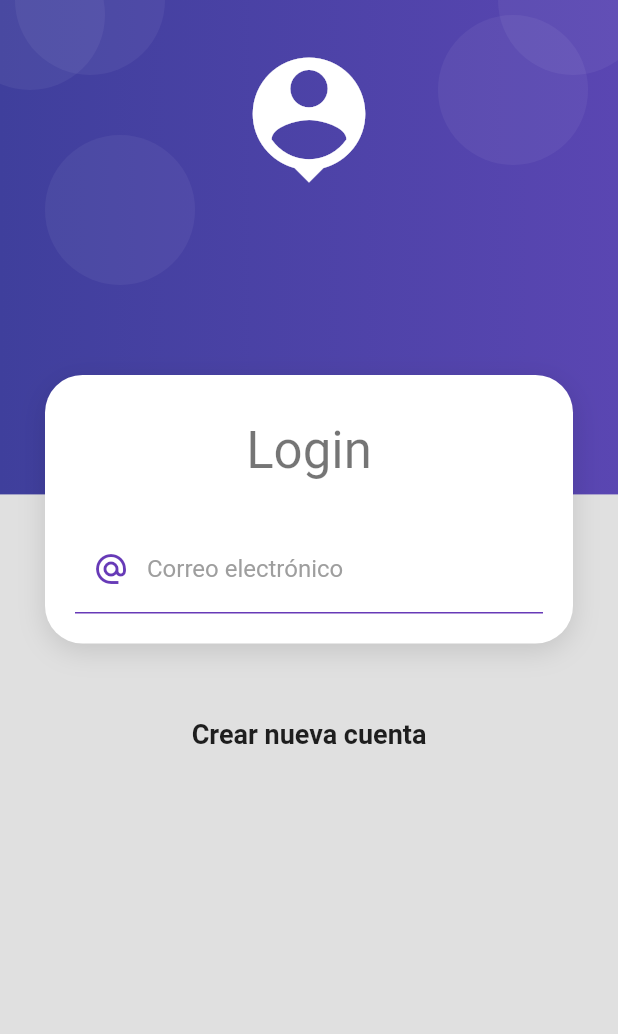
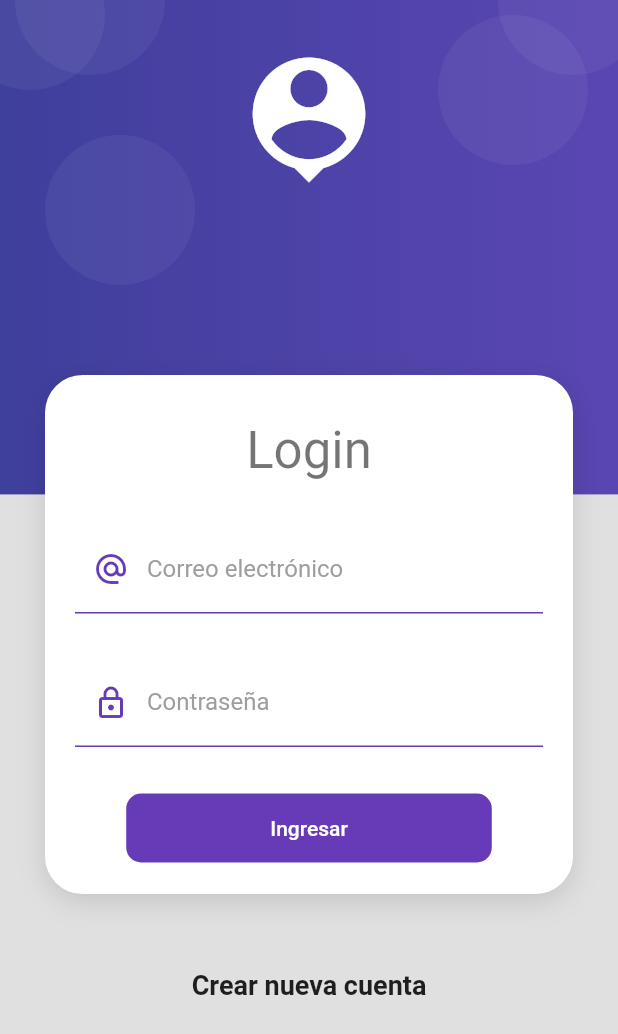
Before and after one commit to emersongonzal86/productosApp, a Flutter app: the screen it shows after launch, on a phone screen of 412 x 824 dp. Shown: the top 1034 px of the screen. Run offline on Flutter 3.47's test engine with Material 2 defaults, Android fonts, the phone set to English and light mode, and no system bars.

Commit message:
Reuse input styles

```diff
--- a/lib/screens/login_screen.dart
+++ b/lib/screens/login_screen.dart
@@ -1,4 +1,5 @@
 import 'package:flutter/material.dart';
+import 'package:productos_app/ui/input_decorations.dart';
 import 'package:productos_app/widgets/widgets.dart';
 
 class LoginScreen extends StatelessWidget {
@@ -27,7 +28,8 @@ class LoginScreen extends StatelessWidget {
         Text(
           'Crear nueva cuenta',
           style: TextStyle(fontSize: 18, fontWeight: FontWeight.bold),
-        )
+        ),
+        SizedBox(height: 50),
       ],
     ))));
   }
@@ -46,18 +48,35 @@ class _LoginForm extends StatelessWidget {
             TextFormField(
               autocorrect: false,
               keyboardType: TextInputType.emailAddress,
-              decoration: InputDecoration(
-                  enabledBorder: UnderlineInputBorder(
-                    borderSide: BorderSide(color: Colors.deepPurple),
-                  ),
-                  focusedBorder: UnderlineInputBorder(
-                      borderSide:
-                          BorderSide(color: Colors.deepPurple, width: 2)),
+              decoration: InputDecorations.authInputDecoration(
                   hintText: 'jhon.doe@gmail.com',
                   labelText: 'Correo electrónico',
-                  labelStyle: TextStyle(color: Colors.grey),
-                  prefixIcon: Icon(Icons.alternate_email_sharp,
-                      color: Colors.deepPurple)),
+                  prefixIcon: Icons.alternate_email_sharp),
+            ),
+            SizedBox(height: 30),
+            TextFormField(
+              autocorrect: false,
+              obscureText: true,
+              keyboardType: TextInputType.emailAddress,
+              decoration: InputDecorations.authInputDecoration(
+                  hintText: '*******',
+                  labelText: 'Contraseña',
+                  prefixIcon: Icons.lock_outlined),
+            ),
+            SizedBox(height: 30),
+            MaterialButton(
+              shape: RoundedRectangleBorder(
+                  borderRadius: BorderRadius.circular(10)),
+              disabledColor: Colors.grey,
+              elevation: 0,
+              color: Colors.deepPurple,
+              child: Container(
+                padding: EdgeInsets.symmetric(horizontal: 80, vertical: 15),
+                child: Text('Ingresar', style: TextStyle(color: Colors.white)),
+              ),
+              onPressed: () {
+                //TODO: login form
+              },
             )
           ],
         ),
--- /dev/null
+++ b/lib/ui/input_decorations.dart
@@ -0,0 +1,25 @@
+import 'package:flutter/material.dart';
+
+class InputDecorations {
+  static InputDecoration authInputDecoration ({
+    required String hintText,
+    required String labelText,
+    IconData? prefixIcon
+
+  }) {
+    return InputDecoration(
+                  enabledBorder: UnderlineInputBorder(
+                    borderSide: BorderSide(color: Colors.deepPurple),
+                  ),
+                  focusedBorder: UnderlineInputBorder(
+                      borderSide:
+                          BorderSide(color: Colors.deepPurple, width: 2)),
+                  hintText: hintText,
+                  labelText: labelText,
+                  labelStyle: TextStyle(color: Colors.grey),
+                  prefixIcon: prefixIcon != null
+                   ? Icon(prefixIcon, color: Colors.deepPurple)
+                   : null
+                   );
+  }
+}
```
